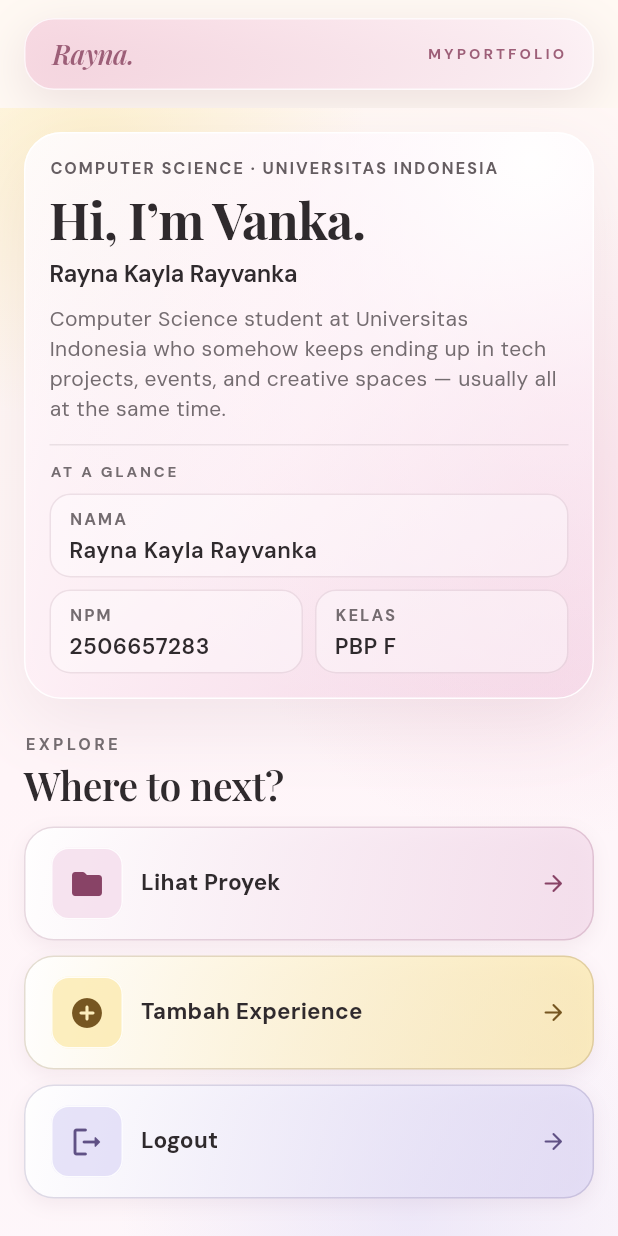
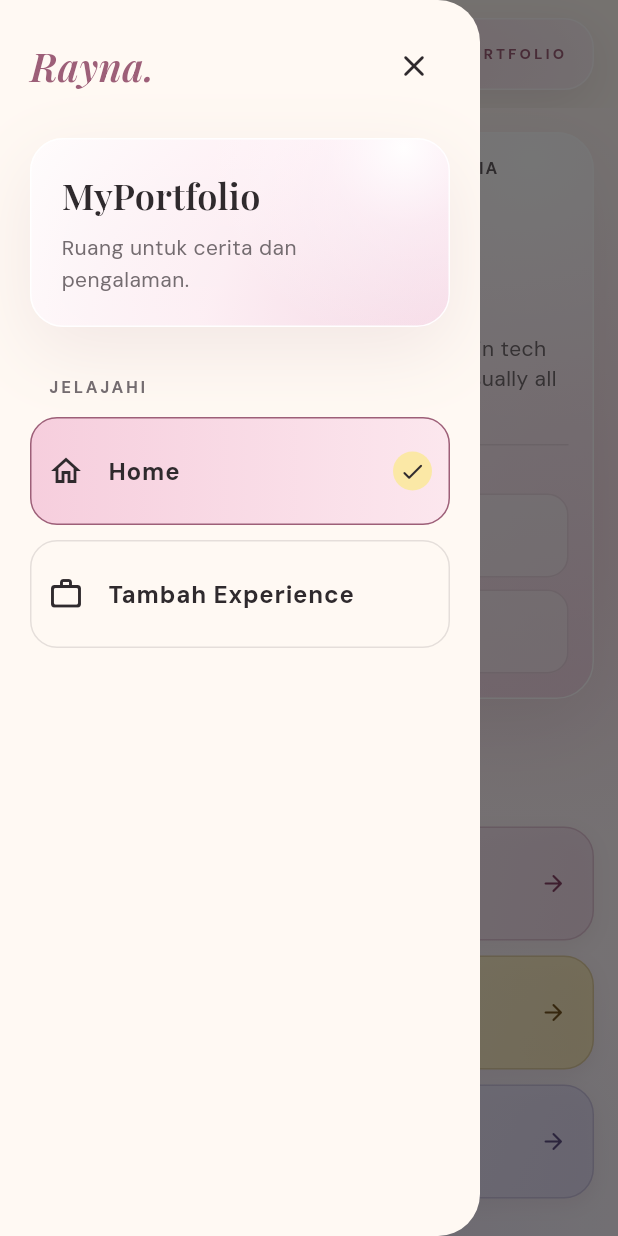
Before and after one commit to raynakyla/myportofolio_mobile, a Flutter app: the screen it shows after launch, with the side drawer open (before the commit the screen has no drawer), on a phone screen of 412 x 824 dp. Run offline on Flutter 3.47's test engine with Material 3 defaults, Android fonts, the phone set to English and light mode, and no system bars.

Commit message:
feat: add experience page and drawer navigation

```diff
--- a/lib/experience_form.dart
+++ b/lib/experience_form.dart
@@ -1,4 +1,5 @@
 import 'package:flutter/material.dart';
+import 'package:myportofolio_mobile/portfolio_drawer.dart';
 import 'package:myportofolio_mobile/portfolio_style.dart';
 
 class ExperienceFormPage extends StatefulWidget {
@@ -14,8 +15,16 @@ class _ExperienceFormPageState extends State<ExperienceFormPage> {
     final isNarrow = MediaQuery.sizeOf(context).width < 600;
 
     return Scaffold(
+      drawer: PortfolioDrawer(
+        currentDestination: PortfolioDestination.experience,
+        onDestinationSelected: (_) {
+          // Home stays at the bottom of the stack; reuse it instead of pushing.
+          Navigator.of(context).popUntil((route) => route.isFirst);
+        },
+      ),
       appBar: AppBar(
         leading: const BackButton(),
+        actions: const [DrawerButton()],
         title: const Text('Tambah Experience'),
         titleTextStyle: const TextStyle(
           fontFamily: 'Playfair Display',
--- a/lib/menu.dart
+++ b/lib/menu.dart
@@ -1,8 +1,16 @@
 import 'package:flutter/material.dart';
 import 'package:myportofolio_mobile/experience_form.dart';
+import 'package:myportofolio_mobile/portfolio_drawer.dart';
 import 'package:myportofolio_mobile/portfolio_style.dart';
 
 const _compactWidth = 600.0;
+
+void _openExperience(BuildContext context) {
+  Navigator.push(
+    context,
+    MaterialPageRoute<void>(builder: (context) => const ExperienceFormPage()),
+  );
+}
 
 class ItemHomepage {
   const ItemHomepage(this.name, this.icon, this.accent, this.accentInk);
@@ -47,7 +55,12 @@ class MyHomePage extends StatelessWidget {
     final horizontalPadding = isNarrow ? 16.0 : 28.0;
 
     return Scaffold(
+      drawer: PortfolioDrawer(
+        currentDestination: PortfolioDestination.home,
+        onDestinationSelected: (_) => _openExperience(context),
+      ),
       appBar: AppBar(
+        leading: const DrawerButton(color: PortfolioColors.mauve),
         toolbarHeight: isNarrow ? 72 : 88,
         titleSpacing: horizontalPadding,
         backgroundColor: PortfolioColors.cream,
@@ -508,12 +521,7 @@ class ItemCard extends StatelessWidget {
           final messenger = ScaffoldMessenger.of(context);
           messenger.removeCurrentSnackBar();
           if (item.name == 'Tambah Experience') {
-            Navigator.push(
-              context,
-              MaterialPageRoute<void>(
-                builder: (context) => const ExperienceFormPage(),
-              ),
-            );
+            _openExperience(context);
             return;
           }
           messenger.showSnackBar(
--- /dev/null
+++ b/lib/portfolio_drawer.dart
@@ -0,0 +1,183 @@
+import 'dart:math' as math;
+
+import 'package:flutter/material.dart';
+import 'package:myportofolio_mobile/portfolio_style.dart';
+
+enum PortfolioDestination {
+  home('Home', Icons.home_outlined),
+  experience('Tambah Experience', Icons.work_outline_rounded);
+
+  const PortfolioDestination(this.label, this.icon);
+
+  final String label;
+  final IconData icon;
+}
+
+class PortfolioDrawer extends StatelessWidget {
+  const PortfolioDrawer({
+    super.key,
+    required this.currentDestination,
+    required this.onDestinationSelected,
+  });
+
+  final PortfolioDestination currentDestination;
+  final ValueChanged<PortfolioDestination> onDestinationSelected;
+
+  void _select(BuildContext context, PortfolioDestination destination) {
+    // Close the drawer via Scaffold so this never pops the page underneath it.
+    Scaffold.of(context).closeDrawer();
+    if (destination != currentDestination) {
+      onDestinationSelected(destination);
+    }
+  }
+
+  @override
+  Widget build(BuildContext context) {
+    return Drawer(
+      width: math.min(320, MediaQuery.sizeOf(context).width * 0.9),
+      backgroundColor: PortfolioColors.cream,
+      surfaceTintColor: Colors.transparent,
+      shape: const RoundedRectangleBorder(
+        borderRadius: BorderRadius.horizontal(right: Radius.circular(28)),
+      ),
+      child: SafeArea(
+        child: ListView(
+          padding: const EdgeInsets.all(20),
+          children: [
+            Row(
+              children: [
+                const Expanded(
+                  child: Text(
+                    'Rayna.',
+                    style: TextStyle(
+                      fontFamily: 'Playfair Display',
+                      fontSize: 26,
+                      fontWeight: FontWeight.w600,
+                      fontStyle: FontStyle.italic,
+                      color: PortfolioColors.mauve,
+                    ),
+                  ),
+                ),
+                IconButton(
+                  tooltip: 'Tutup navigasi',
+                  constraints: const BoxConstraints(
+                    minWidth: 48,
+                    minHeight: 48,
+                  ),
+                  onPressed: () => Scaffold.of(context).closeDrawer(),
+                  icon: const Icon(Icons.close_rounded),
+                  color: PortfolioColors.ink,
+                ),
+              ],
+            ),
+            const SizedBox(height: 24),
+            PortfolioGlassPanel(
+              padding: const EdgeInsets.all(20),
+              borderRadius: BorderRadius.circular(22),
+              child: const Column(
+                crossAxisAlignment: CrossAxisAlignment.start,
+                children: [
+                  Text(
+                    'MyPortfolio',
+                    style: TextStyle(
+                      fontFamily: 'Playfair Display',
+                      fontSize: 24,
+                      fontWeight: FontWeight.w600,
+                      color: PortfolioColors.ink,
+                    ),
+                  ),
+                  SizedBox(height: 8),
+                  Text(
+                    'Ruang untuk cerita dan pengalaman.',
+                    style: TextStyle(color: PortfolioColors.muted, height: 1.5),
+                  ),
+                ],
+              ),
+            ),
+            const SizedBox(height: 32),
+            const Padding(
+              padding: EdgeInsets.only(left: 12, bottom: 12),
+              child: Text(
+                'JELAJAHI',
+                style: TextStyle(
+                  color: PortfolioColors.muted,
+                  fontSize: 11,
+                  letterSpacing: 1.8,
+                  fontWeight: FontWeight.w700,
+                ),
+              ),
+            ),
+            for (final destination in PortfolioDestination.values)
+              Padding(
+                padding: const EdgeInsets.only(bottom: 10),
+                child: _DestinationTile(
+                  destination: destination,
+                  selected: destination == currentDestination,
+                  onTap: () => _select(context, destination),
+                ),
+              ),
+          ],
+        ),
+      ),
+    );
+  }
+}
+
+class _DestinationTile extends StatelessWidget {
+  const _DestinationTile({
+    required this.destination,
+    required this.selected,
+    required this.onTap,
+  });
+
+  final PortfolioDestination destination;
+  final bool selected;
+  final VoidCallback onTap;
+
+  @override
+  Widget build(BuildContext context) {
+    final radius = BorderRadius.circular(18);
+    return DecoratedBox(
+      decoration: BoxDecoration(
+        borderRadius: radius,
+        gradient: selected
+            ? const LinearGradient(
+                colors: [PortfolioColors.pink, Color(0xFFFCE7EE)],
+              )
+            : null,
+        border: Border.all(
+          color: selected ? PortfolioColors.mauve : const Color(0x30746C70),
+        ),
+      ),
+      child: ListTile(
+        selected: selected,
+        minTileHeight: 64,
+        contentPadding: const EdgeInsets.symmetric(horizontal: 12, vertical: 4),
+        shape: RoundedRectangleBorder(borderRadius: radius),
+        textColor: PortfolioColors.ink,
+        iconColor: PortfolioColors.ink,
+        selectedColor: PortfolioColors.ink,
+        focusColor: PortfolioColors.mauve.withValues(alpha: 0.18),
+        hoverColor: PortfolioColors.mauve.withValues(alpha: 0.10),
+        leading: Icon(destination.icon),
+        title: Text(
+          destination.label,
+          style: const TextStyle(fontWeight: FontWeight.w700, height: 1.4),
+        ),
+        trailing: selected
+            ? const DecoratedBox(
+                decoration: BoxDecoration(
+                  color: PortfolioColors.yellow,
+                  shape: BoxShape.circle,
+                ),
+                child: Padding(
+                  padding: EdgeInsets.all(4),
+                  child: Icon(Icons.check_rounded, size: 18),
+                ),
+              )
+            : null,
+        onTap: onTap,
+      ),
+    );
+  }
+}
```
Also changed, not shown: 1 other file.
